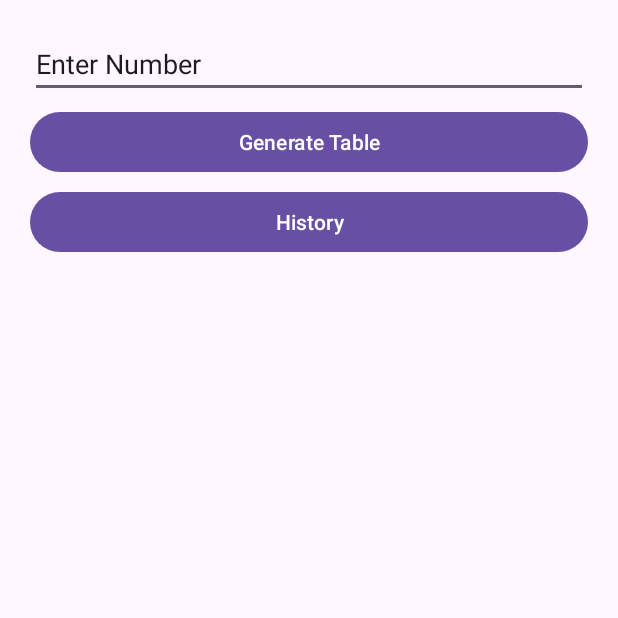
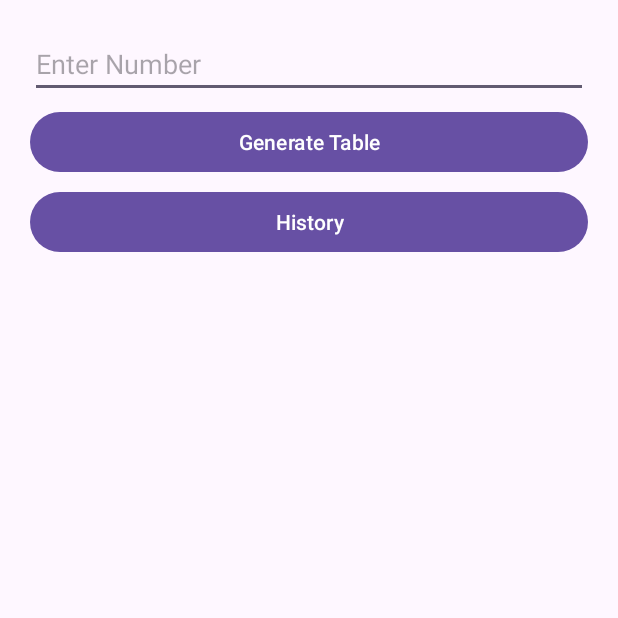
Before and after one commit to Ibrahimdur1989/Midterm_Ebrahim_Al-Serri, an Android app: the screen it shows after launch (MainActivity), on a phone screen of 412 x 824 dp, the top half of it. Run offline under Robolectric (Android 15) with nearby library versions, the phone set to English and light mode, and no system bars.

Commit message:
HistoryStore and main layout update

```diff
--- a/app/src/main/java/com/example/midterm_ebrahim_al_serri/HistoryStore.java
+++ b/app/src/main/java/com/example/midterm_ebrahim_al_serri/HistoryStore.java
@@ -1,4 +1,7 @@
 package com.example.midterm_ebrahim_al_serri;
+
+import java.util.ArrayList;
+import java.util.List;
 
 public class HistoryStore {
     private static final ArrayList<Integer> numbers = new ArrayList<>();
--- a/app/src/main/res/layout/activity_main.xml
+++ b/app/src/main/res/layout/activity_main.xml
@@ -13,7 +13,7 @@
         android:id="@+id/entNumber"
         android:layout_width="match_parent"
         android:layout_height="wrap_content"
-        android:text="Enter Number"
+        android:hint="Enter Number"
         android:inputType="number"
         app:layout_constraintBottom_toBottomOf="parent"
         app:layout_constraintEnd_toEndOf="parent"
```
